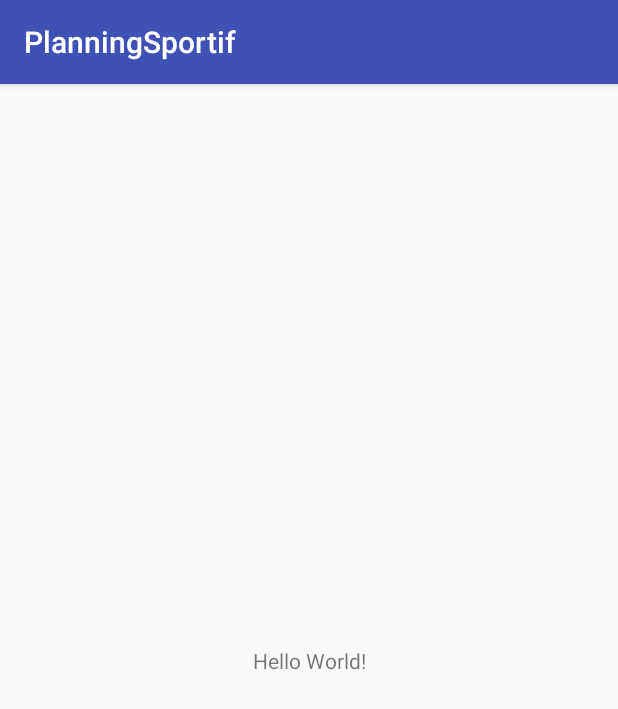
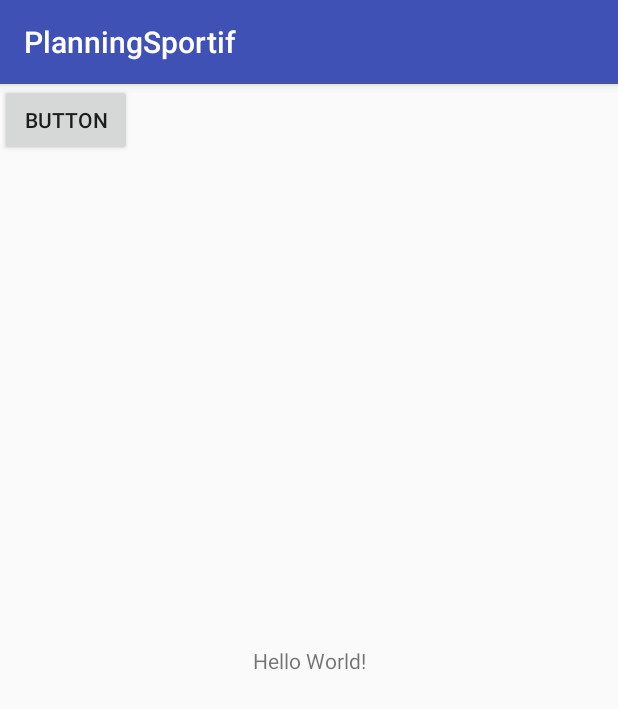
Before and after one commit to Meklo/PlanningSportif, an Android app: the screen it shows after launch (MainActivity), on a phone screen of 412 x 824 dp. Shown: the top 709 px of the screen. Run offline under Robolectric (Android 15) with nearby library versions, the phone set to English and light mode, and no system bars.

Commit message:
Test commit

```diff
--- a/app/src/main/java/fr/utt/if26/planningsportif/MainActivity.java
+++ b/app/src/main/java/fr/utt/if26/planningsportif/MainActivity.java
@@ -2,6 +2,7 @@ package fr.utt.if26.planningsportif;
 
 import android.support.v7.app.AppCompatActivity;
 import android.os.Bundle;
+import android.widget.Toast;
 
 public class MainActivity extends AppCompatActivity {
 
@@ -9,5 +10,6 @@ public class MainActivity extends AppCompatActivity {
     protected void onCreate(Bundle savedInstanceState) {
         super.onCreate(savedInstanceState);
         setContentView(R.layout.activity_main);
+        //Comment
     }
 }
--- a/app/src/main/res/layout/activity_main.xml
+++ b/app/src/main/res/layout/activity_main.xml
@@ -15,4 +15,12 @@
         app:layout_constraintRight_toRightOf="parent"
         app:layout_constraintTop_toTopOf="parent" />
 
+    <Button
+        android:id="@+id/button"
+        android:layout_width="wrap_content"
+        android:layout_height="wrap_content"
+        android:text="Button"
+        tools:layout_editor_absoluteX="146dp"
+        tools:layout_editor_absoluteY="282dp" />
+
 </android.support.constraint.ConstraintLayout>
```
